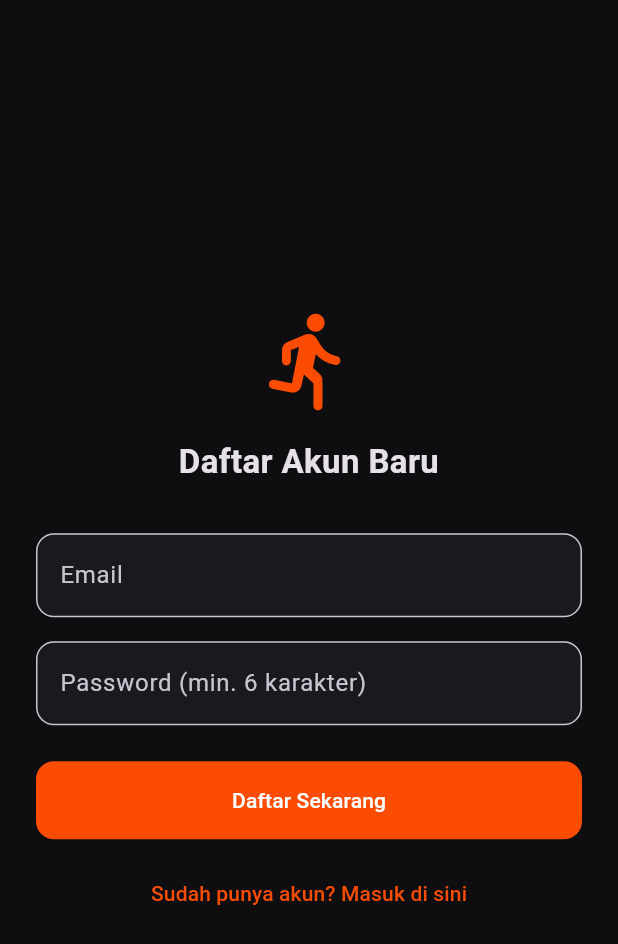
After one commit to juanbobchristofer-bit/Adventure-Runner, a Flutter app: the screen it shows after launch, after a tap on "Belum punya akun? Daftar di sini", on a phone screen of 412 x 824 dp. The commit adds this screen. Shown: the top 944 px of the screen. Run offline on Flutter 3.47's test engine with Material 3 defaults, Android fonts, the phone set to English and light mode, and no system bars; our stand-ins replace flutter_map, geolocator, image_picker, latlong2, pedometer, permission_handler and 2 more; accounts and stored records are empty.

Commit message:
Integrasi autentikasi dan penyimpanan riwayat lari Supabase

```diff
--- /dev/null
+++ b/lib/core/services/supabase_service.dart
@@ -0,0 +1,53 @@
+import 'package:supabase_flutter/supabase_flutter.dart';
+
+class SupabaseService {
+  static final SupabaseClient client = Supabase.instance.client;
+
+  static User? get currentUser => client.auth.currentUser;
+
+  static Future<AuthResponse> signUp(String email, String password) async {
+    return await client.auth.signUp(
+      email: email.trim(),
+      password: password.trim(),
+    );
+  }
+
+  static Future<AuthResponse> signIn(String email, String password) async {
+    return await client.auth.signInWithPassword(
+      email: email.trim(),
+      password: password.trim(),
+    );
+  }
+
+  static Future<void> signOut() async {
+    await client.auth.signOut();
+  }
+
+  static Future<void> saveActivity({
+    required String title,
+    required double distanceKm,
+    required int durationSeconds,
+    int steps = 0,
+    List? routeCoordinates,
+  }) async {
+    final userId = currentUser?.id;
+    if (userId == null) throw Exception('Pengguna belum login.');
+
+    await client.from('activities').insert({
+      'user_id': userId,
+      'title': title,
+      'distance_km': distanceKm,
+      'duration_seconds': durationSeconds,
+      'steps': steps,
+      'route_json': routeCoordinates,
+    });
+  }
+
+  static Future<List> getUserActivities() async {
+    final response = await client
+        .from('activities')
+        .select()
+        .order('created_at', ascending: false);
+    return List.from(response);
+  }
+}
--- /dev/null
+++ b/lib/features/auth/login_screen.dart
@@ -0,0 +1,137 @@
+import 'package:flutter/material.dart';
+import '../../core/constants/app_colors.dart';
+import '../../core/services/supabase_service.dart';
+import '../tracking/presentation/main_navigation_screen.dart';
+
+class LoginScreen extends StatefulWidget {
+  const LoginScreen({super.key});
+
+  @override
+  State<LoginScreen> createState() => _LoginScreenState();
+}
+
+class _LoginScreenState extends State<LoginScreen> {
+  final _emailController = TextEditingController();
+  final _passwordController = TextEditingController();
+  bool _isLogin = true;
+  bool _isLoading = false;
+
+  Future<void> _submit() async {
+    final email = _emailController.text.trim();
+    final password = _passwordController.text.trim();
+
+    if (email.isEmpty || password.length < 6) {
+      ScaffoldMessenger.of(context).showSnackBar(
+        const SnackBar(content: Text('Isi email dan password minimal 6 karakter')),
+      );
+      return;
+    }
+
+    setState(() => _isLoading = true);
+
+    try {
+      if (_isLogin) {
+        await SupabaseService.signIn(email, password);
+      } else {
+        await SupabaseService.signUp(email, password);
+      }
+
+      if (!mounted) return;
+      Navigator.of(context).pushReplacement(
+        MaterialPageRoute(builder: (_) => const MainNavigationScreen()),
+      );
+    } catch (e) {
+      if (!mounted) return;
+      ScaffoldMessenger.of(context).showSnackBar(
+        SnackBar(content: Text('Gagal: $e')),
+      );
+    } finally {
+      if (mounted) setState(() => _isLoading = false);
+    }
+  }
+
+  @override
+  void dispose() {
+    _emailController.dispose();
+    _passwordController.dispose();
+    super.dispose();
+  }
+
+  @override
+  Widget build(BuildContext context) {
+    return Scaffold(
+      backgroundColor: AppColors.backgroundDark,
+      body: SafeArea(
+        child: Padding(
+          padding: const EdgeInsets.all(24.0),
+          child: Column(
+            mainAxisAlignment: MainAxisAlignment.center,
+            crossAxisAlignment: CrossAxisAlignment.stretch,
+            children: [
+              const Icon(
+                Icons.directions_run_rounded,
+                size: 72,
+                color: AppColors.primaryOrange,
+              ),
+              const SizedBox(height: 16),
+              Text(
+                _isLogin ? 'Masuk ke Adventure Runner' : 'Daftar Akun Baru',
+                textAlign: TextAlign.center,
+                style: const TextStyle(fontSize: 22, fontWeight: FontWeight.bold),
+              ),
+              const SizedBox(height: 32),
+              TextField(
+                controller: _emailController,
+                keyboardType: TextInputType.emailAddress,
+                decoration: InputDecoration(
+                  labelText: 'Email',
+                  filled: true,
+                  fillColor: AppColors.cardDark,
+                  border: OutlineInputBorder(borderRadius: BorderRadius.circular(12)),
+                ),
+              ),
+              const SizedBox(height: 16),
+              TextField(
+                controller: _passwordController,
+                obscureText: true,
+                decoration: InputDecoration(
+                  labelText: 'Password (min. 6 karakter)',
+                  filled: true,
+                  fillColor: AppColors.cardDark,
+                  border: OutlineInputBorder(borderRadius: BorderRadius.circular(12)),
+                ),
+              ),
+              const SizedBox(height: 24),
+              ElevatedButton(
+                onPressed: _isLoading ? null : _submit,
+                style: ElevatedButton.styleFrom(
+                  backgroundColor: AppColors.primaryOrange,
+                  foregroundColor: Colors.white,
+                  padding: const EdgeInsets.symmetric(vertical: 16),
+                  shape: RoundedRectangleBorder(borderRadius: BorderRadius.circular(12)),
+                ),
+                child: _isLoading
+                    ? const SizedBox(
+                        height: 20,
+                        width: 20,
+                        child: CircularProgressIndicator(strokeWidth: 2, color: Colors.white),
+                      )
+                    : Text(_isLogin ? 'Masuk' : 'Daftar Sekarang'),
+              ),
+              const SizedBox(height: 12),
+              TextButton(
+                onPressed: () => setState(() => _isLogin = !_isLogin),
+                child: Text(
+                  _isLogin
+                      ? 'Belum punya akun? Daftar di sini'
+                      : 'Sudah punya akun? Masuk di sini',
+                  style: const TextStyle(color: AppColors.primaryOrange),
+                ),
+              ),
+            ],
+          ),
+        ),
+      ),
+    );
+  }
+}
--- a/lib/main.dart
+++ b/lib/main.dart
@@ -1,8 +1,17 @@
 import 'package:flutter/material.dart';
-import 'core/constants/app_colors.dart';
+import 'package:supabase_flutter/supabase_flutter.dart';
+import 'features/auth/login_screen.dart';
 import 'features/tracking/presentation/main_navigation_screen.dart';
 
-void main() {
+void main() async {
+  WidgetsFlutterBinding.ensureInitialized();
+
+  await Supabase.initialize(
+    url: 'https://wcfbibmafwtrgozvucio.supabase.co',
+    anonKey:
+        'eyJhbGciOiJIUzI1NiIsInR5cCI6IkpXVCJ9.eyJpc3MiOiJzdXBhYmFzZSIsInJlZiI6IndjZmJpYm1hZnd0cmdvenZ1Y2lvIiwicm9sZSI6ImFub24iLCJpYXQiOjE3OTU0MzIxMjgsImV4cCI6MjExMTAwODEyOH0.6b073RBsyUhMEdA7Do6GPo0DANtMq7Zb31dLZAUCn9s',
+  );
+
   runApp(const AdventureRunnerApp());
 }
 
@@ -11,19 +20,18 @@ class AdventureRunnerApp extends StatelessWidget {
 
   @override
   Widget build(BuildContext context) {
+    final session = Supabase.instance.client.auth.currentSession;
+
     return MaterialApp(
       title: 'Adventure Runner',
       debugShowCheckedModeBanner: false,
-      theme: ThemeData(
-        brightness: Brightness.dark,
-        scaffoldBackgroundColor: AppColors.backgroundDark,
-        colorScheme: const ColorScheme.dark(
-          primary: AppColors.primaryOrange,
-          surface: AppColors.cardDark,
-        ),
-        useMaterial3: true,
+      theme: ThemeData.dark().copyWith(
+        scaffoldBackgroundColor: const Color(0xFF0D0D0D),
+        primaryColor: const Color(0xFFFF5722),
       ),
-      home: const MainNavigationScreen(),
+      home: session != null
+          ? const MainNavigationScreen()
+          : const LoginScreen(),
     );
   }
 }
--- a/pubspec.yaml
+++ b/pubspec.yaml
@@ -32,6 +32,7 @@ dependencies:
   permission_handler: 11.3.1  # Dikunci ke versi 11.3.1 agar tidak meminta Android SDK 37
   image_picker: ^1.0.7
   path_provider: ^2.1.2
+  supabase_flutter: ^2.18.3
 
 dev_dependencies:
   flutter_test:
```
Also changed, not shown: pubspec.lock, 6 other files.
